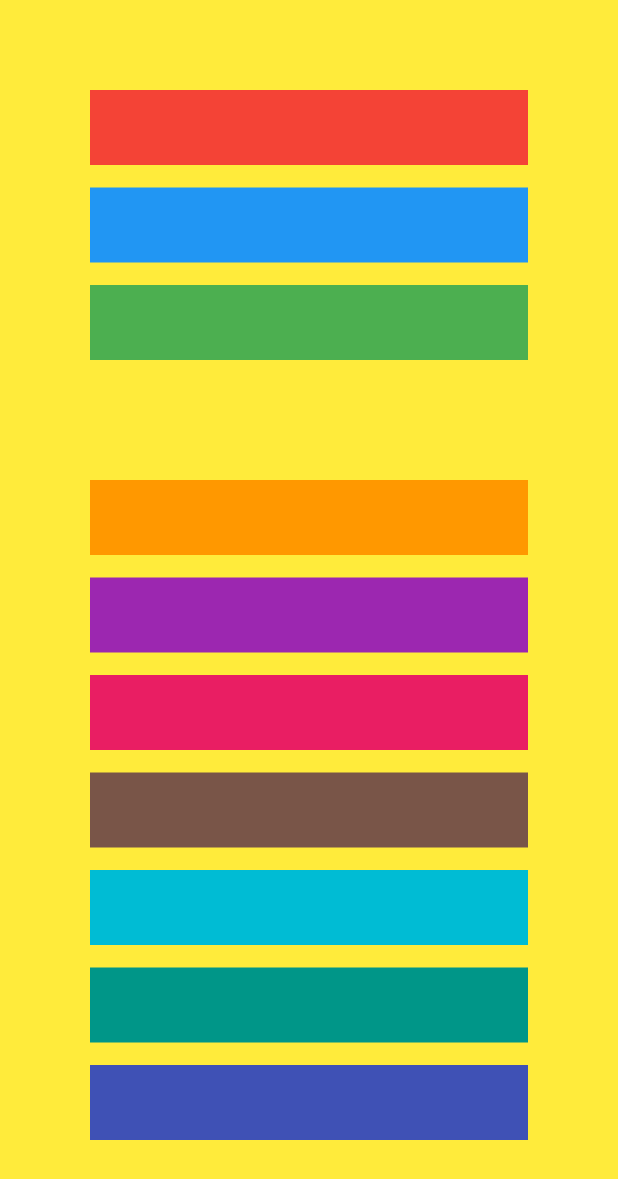
After one commit to shihabLuminar/bloc_sample_counter_may, a Flutter app: the screen it shows after launch, after a tap on "Color", on a phone screen of 412 x 824 dp. The commit adds this screen. Shown: the top 1179 px of the screen. Run offline on Flutter 3.47's test engine with Material 3 defaults, Android fonts, the phone set to English and light mode, and no system bars; our stand-ins replace bloc, flutter_bloc.

Commit message:
bloc colors

```diff
--- /dev/null
+++ b/lib/color_screen/bloc/color_bloc.dart
@@ -0,0 +1,14 @@
+import 'package:bloc/bloc.dart';
+import 'package:flutter/material.dart';
+import 'package:meta/meta.dart';
+
+part 'color_event.dart';
+part 'color_state.dart';
+
+class ColorBloc extends Bloc<ColorEvent, ColorState> {
+  ColorBloc() : super(ColorInitial(selectedColor: Colors.yellow)) {
+    on<ColorSelection>((event, emit) {
+      emit(ColorState(selectedColor: event.newColor));
+    });
+  }
+}
--- /dev/null
+++ b/lib/color_screen/bloc/color_event.dart
@@ -0,0 +1,8 @@
+part of 'color_bloc.dart';
+
+class ColorEvent {}
+
+class ColorSelection extends ColorEvent {
+  Color newColor;
+  ColorSelection({required this.newColor});
+}
--- /dev/null
+++ b/lib/color_screen/bloc/color_state.dart
@@ -0,0 +1,10 @@
+part of 'color_bloc.dart';
+
+class ColorState {
+  Color selectedColor;
+  ColorState({required this.selectedColor});
+}
+
+final class ColorInitial extends ColorState {
+  ColorInitial({required super.selectedColor});
+}
--- /dev/null
+++ b/lib/color_screen/color_screen.dart
@@ -0,0 +1,43 @@
+import 'package:bloc_sample_counter_may/color_screen/bloc/color_bloc.dart';
+import 'package:flutter/material.dart';
+import 'package:flutter_bloc/flutter_bloc.dart';
+
+class ColorScreen extends StatelessWidget {
+  const ColorScreen({super.key});
+
+  @override
+  Widget build(BuildContext context) {
+    List<Color> colorList = [
+      Colors.red,
+      Colors.blue,
+      Colors.green,
+      Colors.yellow,
+      Colors.orange,
+      Colors.purple,
+      Colors.pink,
+      Colors.brown,
+      Colors.cyan,
+      Colors.teal,
+      Colors.indigo,
+    ];
+    return BlocBuilder<ColorBloc, ColorState>(
+      builder: (context, state) {
+        return Scaffold(
+          backgroundColor: state.selectedColor,
+          body: ListView.separated(
+              padding: EdgeInsets.all(60),
+              itemBuilder: (context, index) => InkWell(
+                    onTap: () {
+                      context
+                          .read<ColorBloc>()
+                          .add(ColorSelection(newColor: colorList[index]));
+                    },
+                    child: Container(color: colorList[index], height: 50),
+                  ),
+              separatorBuilder: (context, index) => SizedBox(height: 15),
+              itemCount: colorList.length),
+        );
+      },
+    );
+  }
+}
--- a/lib/main.dart
+++ b/lib/main.dart
@@ -1,13 +1,14 @@
+import 'package:bloc_sample_counter_may/color_screen/bloc/color_bloc.dart';
 import 'package:bloc_sample_counter_may/counter_screen/bloc/counter_bloc.dart';
 import 'package:bloc_sample_counter_may/counter_screen/counter_screen.dart';
+import 'package:bloc_sample_counter_may/options_screen/options_screen.dart';
 import 'package:flutter/material.dart';
 import 'package:flutter_bloc/flutter_bloc.dart';
 
 void main(List<String> args) {
   runApp(MultiBlocListener(listeners: [
-    BlocProvider(
-      create: (context) => CounterBloc(),
-    )
+    BlocProvider(create: (context) => CounterBloc()),
+    BlocProvider(create: (context) => ColorBloc()),
   ], child: MyApp()));
 }
 
@@ -17,7 +18,7 @@ class MyApp extends StatelessWidget {
   @override
   Widget build(BuildContext context) {
     return MaterialApp(
-      home: CounterScreen(),
+      home: OptionsScreen(),
     );
   }
 }
--- /dev/null
+++ b/lib/options_screen/options_screen.dart
@@ -0,0 +1,44 @@
+import 'package:bloc_sample_counter_may/color_screen/color_screen.dart';
+import 'package:bloc_sample_counter_may/counter_screen/counter_screen.dart';
+import 'package:flutter/material.dart';
+
+class OptionsScreen extends StatelessWidget {
+  const OptionsScreen({super.key});
+
+  @override
+  Widget build(BuildContext context) {
+    return Scaffold(
+      body: Center(
+        child: Column(
+          mainAxisAlignment: MainAxisAlignment.spaceEvenly,
+          children: [
+            InkWell(
+                onTap: () {
+                  Navigator.push(
+                      context,
+                      MaterialPageRoute(
+                        builder: (context) => CounterScreen(),
+                      ));
+                },
+                child: Container(
+                    padding: EdgeInsets.all(20),
+                    color: Colors.grey,
+                    child: Text("Counter"))),
+            InkWell(
+                onTap: () {
+                  Navigator.push(
+                      context,
+                      MaterialPageRoute(
+                        builder: (context) => ColorScreen(),
+                      ));
+                },
+                child: Container(
+                    padding: EdgeInsets.all(20),
+                    color: Colors.grey,
+                    child: Text("Color"))),
+          ],
+        ),
+      ),
+    );
+  }
+}
```
